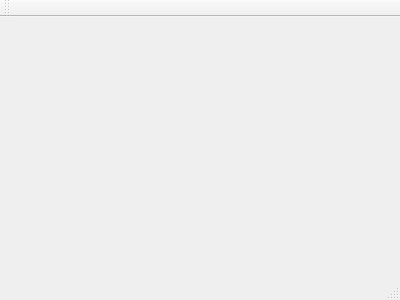
Before: the Qt Designer form Tetris/mainwindow.ui in VasayPupkin/qtTetris, drawn with Qt 5.
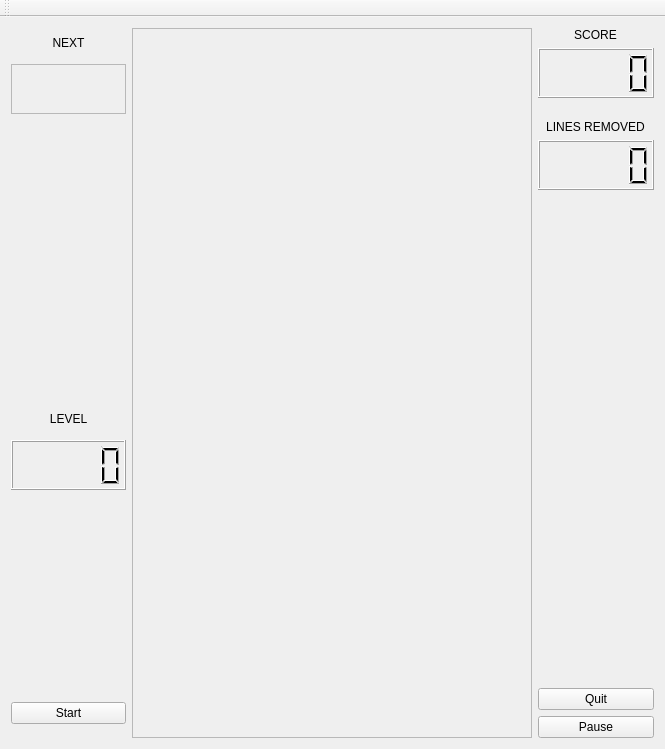
After: the same form once the commit is applied.

What changed in the file:
```diff
--- a/Tetris/mainwindow.ui
+++ b/Tetris/mainwindow.ui
@@ -1,24 +1,282 @@
 <ui version="4.0">
  <class>MainWindow</class>
- <widget class="QMainWindow" name="MainWindow" >
-  <property name="geometry" >
+ <widget class="QMainWindow" name="MainWindow">
+  <property name="geometry">
    <rect>
     <x>0</x>
     <y>0</y>
-    <width>400</width>
-    <height>300</height>
+    <width>665</width>
+    <height>749</height>
    </rect>
   </property>
   <property name="windowTitle" >
    <string>MainWindow</string>
   </property>
-  <widget class="QMenuBar" name="menuBar" />
-  <widget class="QToolBar" name="mainToolBar" />
-  <widget class="QWidget" name="centralWidget" />
-  <widget class="QStatusBar" name="statusBar" />
+  <widget class="QWidget" name="centralWidget">
+   <layout class="QGridLayout" name="gridLayout">
+    <item row="0" column="0">
+     <widget class="QLabel" name="label_3">
+      <property name="maximumSize">
+       <size>
+        <width>115</width>
+        <height>30</height>
+       </size>
+      </property>
+      <property name="text">
+       <string>NEXT</string>
+      </property>
+      <property name="alignment">
+       <set>Qt::AlignCenter</set>
+      </property>
+     </widget>
+    </item>
+    <item row="0" column="1" rowspan="5">
+     <widget class="QFrame" name="TetrisBoard">
+      <property name="minimumSize">
+       <size>
+        <width>400</width>
+        <height>650</height>
+       </size>
+      </property>
+      <property name="frameShape">
+       <enum>QFrame::StyledPanel</enum>
+      </property>
+      <property name="frameShadow">
+       <enum>QFrame::Raised</enum>
+      </property>
+     </widget>
+    </item>
+    <item row="0" column="2" rowspan="2">
+     <layout class="QVBoxLayout" name="verticalLayout">
+      <item>
+       <widget class="QLabel" name="label">
+        <property name="maximumSize">
+         <size>
+          <width>115</width>
+          <height>30</height>
+         </size>
+        </property>
+        <property name="text">
+         <string>SCORE</string>
+        </property>
+        <property name="alignment">
+         <set>Qt::AlignCenter</set>
+        </property>
+       </widget>
+      </item>
+      <item>
+       <widget class="QLCDNumber" name="lcdNumber_score">
+        <property name="minimumSize">
+         <size>
+          <width>0</width>
+          <height>50</height>
+         </size>
+        </property>
+        <property name="maximumSize">
+         <size>
+          <width>16777215</width>
+          <height>50</height>
+         </size>
+        </property>
+        <property name="frameShape">
+         <enum>QFrame::Box</enum>
+        </property>
+       </widget>
+      </item>
+      <item>
+       <spacer name="verticalSpacer">
+        <property name="orientation">
+         <enum>Qt::Vertical</enum>
+        </property>
+        <property name="sizeHint" stdset="0">
+         <size>
+          <width>20</width>
+          <height>40</height>
+         </size>
+        </property>
+       </spacer>
+      </item>
+     </layout>
+    </item>
+    <item row="1" column="0">
+     <widget class="QFrame" name="frame_next">
+      <property name="minimumSize">
+       <size>
+        <width>0</width>
+        <height>50</height>
+       </size>
+      </property>
+      <property name="maximumSize">
+       <size>
+        <width>16777215</width>
+        <height>50</height>
+       </size>
+      </property>
+      <property name="frameShape">
+       <enum>QFrame::StyledPanel</enum>
+      </property>
+      <property name="frameShadow">
+       <enum>QFrame::Raised</enum>
+      </property>
+     </widget>
+    </item>
+    <item row="2" column="2">
+     <layout class="QVBoxLayout" name="verticalLayout_2">
+      <item>
+       <widget class="QLabel" name="label_2">
+        <property name="maximumSize">
+         <size>
+          <width>115</width>
+          <height>30</height>
+         </size>
+        </property>
+        <property name="text">
+         <string>LINES REMOVED</string>
+        </property>
+        <property name="alignment">
+         <set>Qt::AlignCenter</set>
+        </property>
+       </widget>
+      </item>
+      <item>
+       <widget class="QLCDNumber" name="lcdNumber_linesRemoved">
+        <property name="minimumSize">
+         <size>
+          <width>0</width>
+          <height>50</height>
+         </size>
+        </property>
+        <property name="maximumSize">
+         <size>
+          <width>16777215</width>
+          <height>50</height>
+         </size>
+        </property>
+        <property name="frameShape">
+         <enum>QFrame::Box</enum>
+        </property>
+       </widget>
+      </item>
+      <item>
+       <spacer name="verticalSpacer_2">
+        <property name="orientation">
+         <enum>Qt::Vertical</enum>
+        </property>
+        <property name="sizeHint" stdset="0">
+         <size>
+          <width>20</width>
+          <height>40</height>
+         </size>
+        </property>
+       </spacer>
+      </item>
+     </layout>
+    </item>
+    <item row="3" column="0">
+     <layout class="QVBoxLayout" name="verticalLayout_5">
+      <item>
+       <widget class="QLabel" name="label_4">
+        <property name="minimumSize">
+         <size>
+          <width>0</width>
+          <height>30</height>
+         </size>
+        </property>
+        <property name="maximumSize">
+         <size>
+          <width>16777215</width>
+          <height>30</height>
+         </size>
+        </property>
+        <property name="text">
+         <string>LEVEL</string>
+        </property>
+        <property name="alignment">
+         <set>Qt::AlignCenter</set>
+        </property>
+       </widget>
+      </item>
+      <item>
+       <widget class="QLCDNumber" name="lcdNumber_level">
+        <property name="minimumSize">
+         <size>
+          <width>0</width>
+          <height>50</height>
+         </size>
+        </property>
+        <property name="maximumSize">
+         <size>
+          <width>16777215</width>
+          <height>50</height>
+         </size>
+        </property>
+        <property name="frameShape">
+         <enum>QFrame::Box</enum>
+        </property>
+       </widget>
+      </item>
+      <item>
+       <spacer name="verticalSpacer_3">
+        <property name="orientation">
+         <enum>Qt::Vertical</enum>
+        </property>
+        <property name="sizeHint" stdset="0">
+         <size>
+          <width>20</width>
+          <height>40</height>
+         </size>
+        </property>
+       </spacer>
+      </item>
+     </layout>
+    </item>
+    <item row="4" column="0">
+     <widget class="QPushButton" name="pushButton_start">
+      <property name="text">
+       <string>Start</string>
+      </property>
+     </widget>
+    </item>
+    <item row="4" column="2">
+     <layout class="QVBoxLayout" name="verticalLayout_3">
+      <item>
+       <widget class="QPushButton" name="pushButton_Quit">
+        <property name="text">
+         <string>Quit</string>
+        </property>
+       </widget>
+      </item>
+      <item>
+       <widget class="QPushButton" name="pushButton_Pause">
+        <property name="text">
+         <string>Pause</string>
+        </property>
+       </widget>
+      </item>
+     </layout>
+    </item>
+   </layout>
+  </widget>
+  <widget class="QMenuBar" name="menuBar">
+   <property name="geometry">
+    <rect>
+     <x>0</x>
+     <y>0</y>
+     <width>665</width>
+     <height>22</height>
+    </rect>
+   </property>
+  </widget>
+  <widget class="QToolBar" name="mainToolBar">
+   <attribute name="toolBarArea">
+    <enum>TopToolBarArea</enum>
+   </attribute>
+   <attribute name="toolBarBreak">
+    <bool>false</bool>
+   </attribute>
+  </widget>
  </widget>
- <layoutDefault spacing="6" margin="11" />
- <pixmapfunction></pixmapfunction>
+ <layoutdefault spacing="6" margin="11"/>
  <resources/>
  <connections/>
 </ui>
```
Left out of the diff: 5 changed lines with no effect on the pictures.
